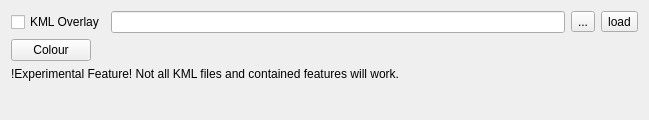
This is mslib/msui/ui_kmloverlay_dockwidget.ui in Open-MSS/MSS as Qt 5 draws it before an edit. The edited form follows.
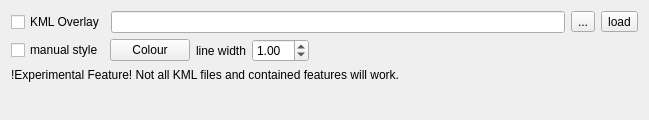
This is the edited form.

Commit message:
Added basic support of Styles defined in KML file
Parse linewidth and colour properties of KML file. Neither StyleMaps nor
external style definitions are supported, yet.

Added a facility to define linewidth of KML overlays and added a button
to overwrite the behaviour defined by the styles, if desired. User
defined colour and linewidths are used for KML features that do not
reference a style.

What changed in the file:
```diff
--- a/mslib/msui/ui_kmloverlay_dockwidget.ui
+++ b/mslib/msui/ui_kmloverlay_dockwidget.ui
@@ -44,6 +44,13 @@
    </item>
    <item>
     <layout class="QHBoxLayout" name="horizontalLayout_7">
+     <item>
+      <widget class="QCheckBox" name="cbManualStyle">
+       <property name="text">
+        <string>manual style</string>
+       </property>
+      </widget>
+     </item>
      <item>
       <widget class="QPushButton" name="pbSelectColour">
        <property name="text">
@@ -51,6 +58,23 @@
        </property>
       </widget>
      </item>
+     <item>
+      <widget class="QLabel" name="label_2">
+       <property name="text">
+        <string>line width</string>
+       </property>
+      </widget>
+     </item>
+     <item>
+      <widget class="QDoubleSpinBox" name="dsbLineWidth">
+       <property name="singleStep">
+        <double>0.500000000000000</double>
+       </property>
+       <property name="value">
+        <double>1.000000000000000</double>
+       </property>
+      </widget>
+     </item>
      <item>
       <spacer name="horizontalSpacer">
        <property name="orientation">
```
The commit also changes 4 other files.
